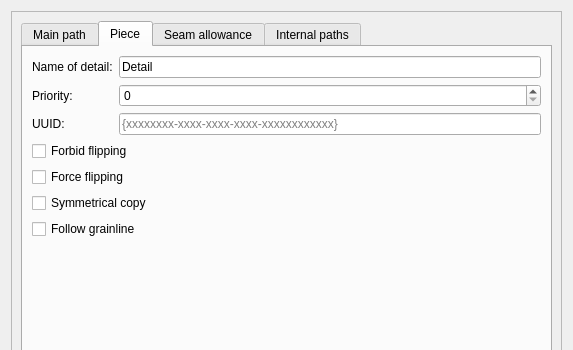
equinox-patterns/Ostara, file src/libs/vtools/dialogs/tools/piece/tabs/tabpaths.ui: the form before one commit; both pictures show x 0 to 573 and y 0 to 350 of the 573 by 662 pixel window.
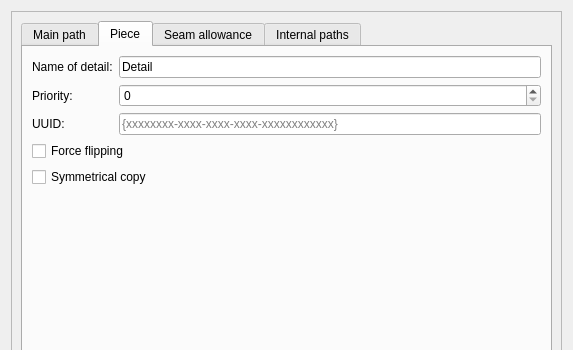
The form after the commit. The open tabs and pages were chosen to show the change. Icons and pictures are not drawn. Custom widgets are drawn as their Qt base class.

The edit to the form file:
```diff
--- a/src/libs/vtools/dialogs/tools/piece/tabs/tabpaths.ui
+++ b/src/libs/vtools/dialogs/tools/piece/tabs/tabpaths.ui
@@ -447,16 +447,6 @@
              </item>
             </layout>
            </item>
-           <item>
-            <widget class="QCheckBox" name="checkBoxForbidFlipping">
-             <property name="toolTip">
-              <string>Forbid piece be mirrored in a layout.</string>
-             </property>
-             <property name="text">
-              <string>Forbid flipping</string>
-             </property>
-            </widget>
-           </item>
            <item>
             <widget class="QCheckBox" name="checkBoxForceFlipping">
              <property name="toolTip">
@@ -477,16 +467,6 @@
              </property>
             </widget>
            </item>
-           <item>
-            <widget class="QCheckBox" name="checkBoxFollowGrainline">
-             <property name="toolTip">
-              <string>Force piece to always follow grainline direction regardless of layout settings.</string>
-             </property>
-             <property name="text">
-              <string>Follow grainline</string>
-             </property>
-            </widget>
-           </item>
            <item>
             <spacer name="verticalSpacer">
              <property name="orientation">
```
Left out of the diff: 2 changed lines with no effect on the pictures.
